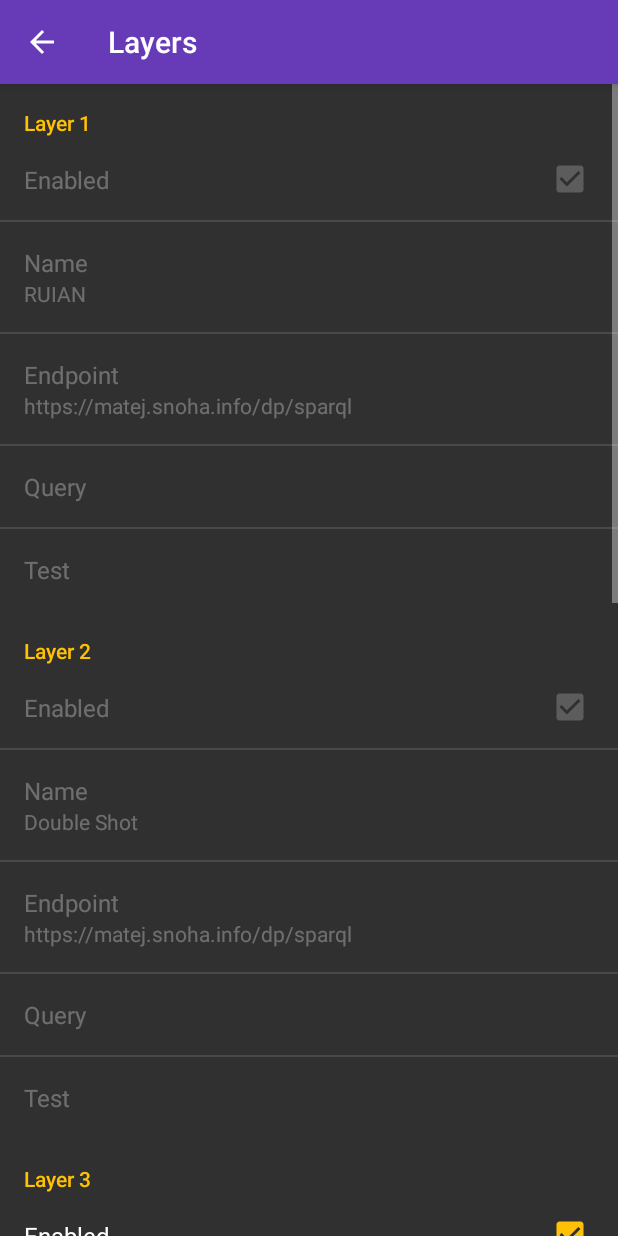
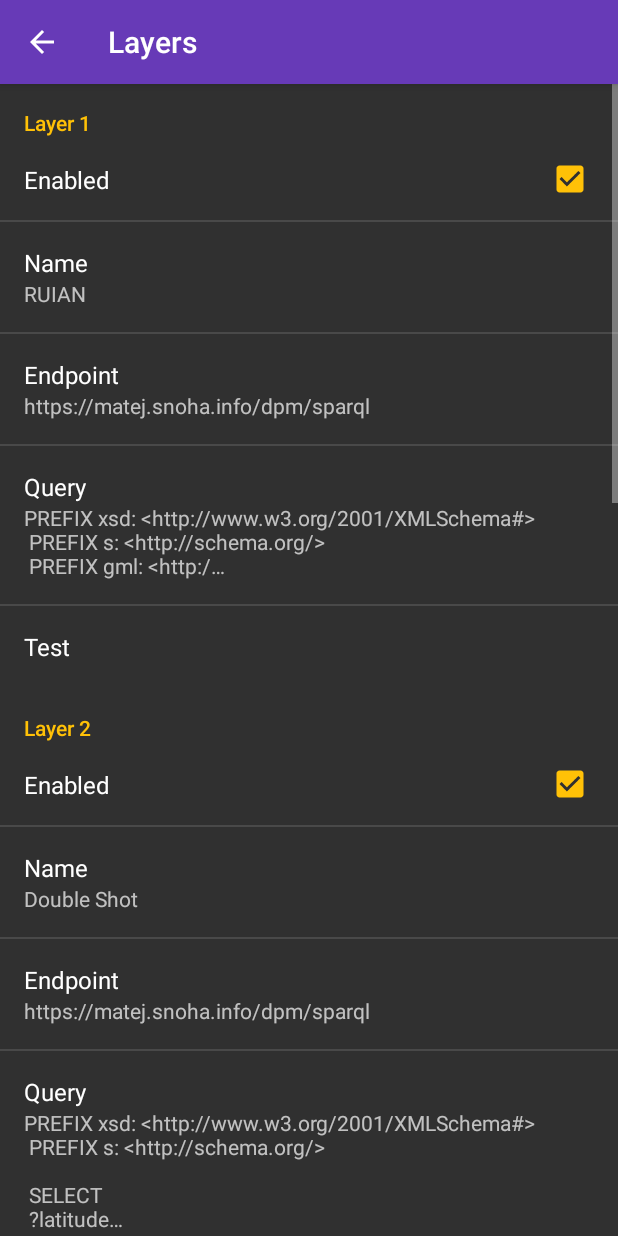
Before and after one commit to matejsnoha/linkeddatamap, an Android app: the SettingsActivity screen opened directly, with no data from a screen before it, after a tap on "Layers", on a phone screen of 412 x 824 dp. Run offline under Robolectric (Android 15) with nearby library versions, the light colour scheme and no system bars; libraries missing offline, so code that uses them is left out: com.afollestad.materialdialogs.

Commit message:
SPARQL client better handling of response. Doubleshot dump and live query. Links in marker detail dialog. Nearby places. Ruian cache removed.

```diff
--- a/app/build.gradle
+++ b/app/build.gradle
@@ -19,10 +19,10 @@ android {
     }
 
     buildTypes {
-        debug {
+//        debug {
 //            minifyEnabled true
 //            proguardFiles getDefaultProguardFile('proguard-android.txt'), 'proguard-rules.pro'
-        }
+//        }
         release {
             minifyEnabled true
             proguardFiles getDefaultProguardFile('proguard-android.txt'), 'proguard-rules.pro'
@@ -52,5 +52,6 @@ dependencies {
     compile 'org.apache.commons:commons-io:+'
     compile 'org.apache.commons:commons-lang3:+'
     compile 'org.apache.commons:commons-collections4:+'
+    compile 'org.apache.commons:commons-csv:+'
     compile 'com.android.support:support-v4:+'
 }
--- a/app/src/main/java/info/snoha/matej/linkeddatamap/internal/model/Position.java
+++ b/app/src/main/java/info/snoha/matej/linkeddatamap/internal/model/Position.java
@@ -48,6 +48,10 @@ public class Position {
         return getLatitude() + " " + getLongitude();
     }
 
+    public String toShortString() {
+        return getLatitude().floatValue() + " " + getLongitude().floatValue();
+    }
+
     /**
      * Calculates approximate geodetic distance to another Position using Haversine formula.
      * @return distance in meters with approx. 0.5% precision
--- a/app/src/main/res/layout/activity_maps.xml
+++ b/app/src/main/res/layout/activity_maps.xml
@@ -43,7 +43,7 @@
             android:layout_width="match_parent"
             android:layout_height="wrap_content"
             android:drawableLeft="@drawable/ic_near_me_black_24dp"
-            android:text="Near me"/>
+            android:text="Nearby"/>
 
     </LinearLayout>
 
--- a/app/src/main/res/values/strings.xml
+++ b/app/src/main/res/values/strings.xml
@@ -30,6 +30,8 @@ SELECT\n
   ?longitude\n
   ?address\n
   ?description\n
+  ?addrPlace\n
+  ?place\n
 \n
 FROM <http://ruian>\n
 \n
@@ -67,7 +69,39 @@ WHERE {\n
   BIND (xsd:float(?lat) AS ?latitude) .\n
   BIND (xsd:float(?long) AS ?longitude) .\n
 \n
-  BIND (CONCAT(STR(?flats), \" flats, \", STR(?floors), \" floors, <\", STR(?addrPlace), \">\") AS ?description) .\n
+  BIND (CONCAT(STR(?flats), \" flats, \", STR(?floors), \" floors\") AS ?description) .\n
+}\n
+]]></string>
+
+<string name="doubleshot_live_query"><![CDATA[
+PREFIX xsd:  <http://www.w3.org/2001/XMLSchema#>\n
+PREFIX s: <http://schema.org/>\n
+\n
+SELECT\n
+  ?latitude\n
+  ?longitude\n
+  ?name\n
+  ?description\n
+  ?address\n
+\n
+FROM <http://doubleshot>\n
+\n
+WHERE {\n
+\n
+  ?shop a			s:Place ;\n
+    	s:name		?name ;\n
+		s:geo  		?geo .\n
+  \n
+  OPTIONAL { ?shop s:aggregateRating ?rating . }\n
+  \n
+  ?geo 	s:address	?address ;\n
+    	s:latitude 	?lat ;\n
+    	s:longitude ?long .\n
+\n
+  BIND (xsd:float(?lat) AS ?latitude) .\n
+  BIND (xsd:float(?long) AS ?longitude) .\n
+\n
+  BIND (CONCAT(\"Rating \", STR(?rating)) AS ?description) .\n
 }\n
 ]]></string>
 
--- a/app/src/main/res/xml/pref_layers.xml
+++ b/app/src/main/res/xml/pref_layers.xml
@@ -2,8 +2,7 @@
 
     <PreferenceCategory
         android:key="pref_layer_1"
-        android:title="Layer 1"
-        android:enabled="false">
+        android:title="Layer 1">
 
         <CheckBoxPreference
             android:key="pref_layer_1_enabled"
@@ -18,13 +17,13 @@
 
         <EditTextPreference
             android:key="pref_layer_1_endpoint"
-            android:defaultValue="https://matej.snoha.info/dp/sparql"
+            android:defaultValue="https://matej.snoha.info/dpm/sparql"
             android:inputType="textUri"
             android:title="Endpoint" />
 
         <EditTextPreference
             android:key="pref_layer_1_query"
-            android:defaultValue=""
+            android:defaultValue="@string/ruian_live_query"
             android:inputType="textMultiLine"
             android:title="Query" />
 
@@ -36,8 +35,7 @@
 
     <PreferenceCategory
         android:key="pref_layer_2"
-        android:title="Layer 2"
-        android:enabled="false">
+        android:title="Layer 2">
 
         <CheckBoxPreference
             android:key="pref_layer_2_enabled"
@@ -52,13 +50,13 @@
 
         <EditTextPreference
             android:key="pref_layer_2_endpoint"
-            android:defaultValue="https://matej.snoha.info/dp/sparql"
+            android:defaultValue="https://matej.snoha.info/dpm/sparql"
             android:inputType="textUri"
             android:title="Endpoint" />
 
         <EditTextPreference
             android:key="pref_layer_2_query"
-            android:defaultValue=""
+            android:defaultValue="@string/doubleshot_live_query"
             android:inputType="textMultiLine"
             android:title="Query" />
 
@@ -74,7 +72,7 @@
 
         <CheckBoxPreference
             android:key="pref_layer_3_enabled"
-            android:defaultValue="true"
+            android:defaultValue="false"
             android:title="Enabled" />
 
         <EditTextPreference
@@ -85,13 +83,13 @@
 
         <EditTextPreference
             android:key="pref_layer_3_endpoint"
-            android:defaultValue="https://matej.snoha.info/dp/sparql"
+            android:defaultValue=""
             android:inputType="textUri"
             android:title="Endpoint" />
 
         <EditTextPreference
             android:key="pref_layer_3_query"
-            android:defaultValue="@string/ruian_live_query"
+            android:defaultValue=""
             android:inputType="textMultiLine"
             android:title="Query" />
 
```
Also changed, not shown: app/src/main/java/info/snoha/matej/linkeddatamap/gui/activities/MapsActivity.java (+56 -25 lines), app/src/main/java/info/snoha/matej/linkeddatamap/gui/activities/SettingsActivity.java (+5 -52 lines), app/src/main/java/info/snoha/matej/linkeddatamap/internal/map/LayerManager.java (+6 -38 lines), app/src/main/java/info/snoha/matej/linkeddatamap/internal/map/MapManager.java (+18 -1 lines), app/src/main/java/info/snoha/matej/linkeddatamap/internal/model/DoubleShot.java (+59 -26 lines), app/src/main/java/info/snoha/matej/linkeddatamap/internal/model/Ruian.java (deleted, +0 -93 lines), app/src/main/java/info/snoha/matej/linkeddatamap/internal/net/SparqlClient.java (+19 -29 lines), app/src/main/java/info/snoha/matej/linkeddatamap/internal/utils/Utils.java (+5 -5 lines).
